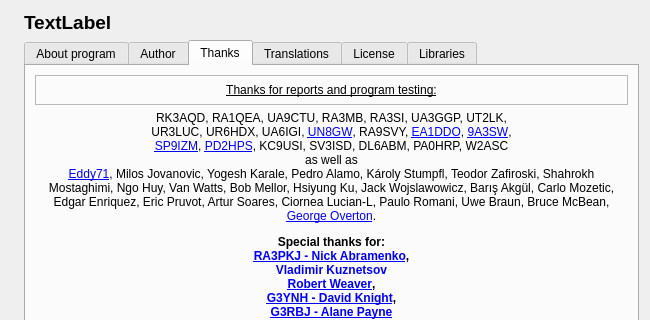
Old version of the form about.ui in the repository radioacoustick/Coil64; both pictures show x 0 to 650 and y 0 to 320 of the 650 by 469 pixel window.
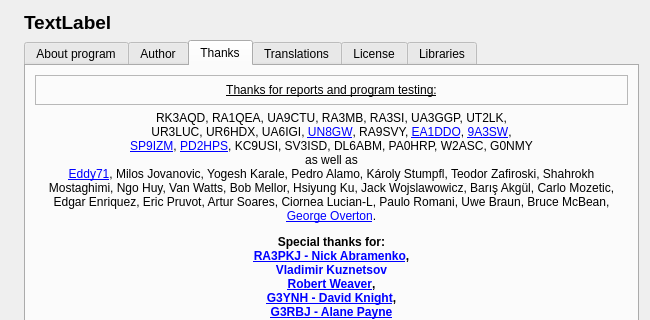
New version of the form. Icons and pictures are not drawn.

Diff of the .ui file:
```diff
--- a/about.ui
+++ b/about.ui
@@ -303,7 +303,7 @@
               </font>
              </property>
              <property name="text">
-              <string notr="true">&lt;html&gt;&lt;head/&gt;&lt;body&gt;&lt;p align=&quot;center&quot;&gt;RK3AQD, RA1QEA, UA9CTU, RA3MB, RA3SI, UA3GGP, UT2LK,&lt;br/&gt;UR3LUC, UR6HDX, UA6IGI, &lt;a href=&quot;http://un8gv.my1.ru/&quot;&gt;&lt;span style=&quot; text-decoration: underline; color:#0000ff;&quot;&gt;UN8GW&lt;/span&gt;&lt;/a&gt;, RA9SVY, &lt;a href=&quot;http://ea1ddo.es/&quot;&gt;&lt;span style=&quot; text-decoration: underline; color:#0000ff;&quot;&gt;EA1DDO&lt;/span&gt;&lt;/a&gt;, &lt;a href=&quot;http://www.qrz.com/db/9A3SW&quot;&gt;&lt;span style=&quot; text-decoration: underline; color:#0000ff;&quot;&gt;9A3SW&lt;/span&gt;&lt;/a&gt;, &lt;br/&gt;&lt;a href=&quot;http://qrz.pl/callbook.asp?f_domena=sp9izm&quot;&gt;&lt;span style=&quot; text-decoration: underline; color:#0000ff;&quot;&gt;SP9IZM&lt;/span&gt;&lt;/a&gt;, &lt;a href=&quot;https://www.qrz.com/db/PD2HPS&quot;&gt;&lt;span style=&quot; text-decoration: underline; color:#0000ff;&quot;&gt;PD2HPS&lt;/span&gt;&lt;/a&gt;, KC9USI, SV3ISD, DL6ABM, PA0HRP, W2ASC&lt;br/&gt;as well as&lt;br/&gt;&lt;a href=&quot;http://www.eddy.com.ua/&quot;&gt;&lt;span style=&quot; text-decoration: underline; color:#0000ff;&quot;&gt;Eddy71&lt;/span&gt;&lt;/a&gt;, Milos Jovanovic, Yogesh Karale, Pedro Alamo, Károly Stumpfl, Teodor Zafiroski, Shahrokh Mostaghimi, Ngo Huy, Van Watts, Bob Mellor, Hsiyung Ku, Jack Wojslawowicz, Barış Akgül, Carlo Mozetic, Edgar Enriquez, Eric Pruvot, Artur Soares, Ciornea Lucian-L, Paulo Romani, Uwe Braun, Bruce McBean, &lt;a href=&quot;https://www.geotech1.com/forums/forum.php&quot;&gt;&lt;span style=&quot; text-decoration: underline; color:#0000ff;&quot;&gt;George Overton&lt;/span&gt;&lt;/a&gt;.&lt;/p&gt;&lt;p align=&quot;center&quot;&gt;&lt;span style=&quot; font-weight:600;&quot;&gt;Special thanks for:&lt;br/&gt;&lt;/span&gt;&lt;a href=&quot;http://www.ra3pkj.ru/&quot;&gt;&lt;span style=&quot; font-weight:600; text-decoration: underline; color:#0000ff;&quot;&gt;RA3PKJ - Nick Abramenko&lt;/span&gt;&lt;/a&gt;&lt;span style=&quot; font-weight:600;&quot;&gt;,&lt;/span&gt;&lt;br/&gt;&lt;span style=&quot; font-weight:600; color:#0000ff;&quot;&gt;Vladimir Kuznetsov&lt;/span&gt;&lt;br/&gt;&lt;a href=&quot;http://electronbunker.ca/eb/index.html&quot;&gt;&lt;span style=&quot; font-weight:600; text-decoration: underline; color:#0000ff;&quot;&gt;Robert Weaver&lt;/span&gt;&lt;/a&gt;&lt;span style=&quot; font-weight:600;&quot;&gt;,&lt;br/&gt;&lt;/span&gt;&lt;a href=&quot;http://www.g3ynh.info/index.html&quot;&gt;&lt;span style=&quot; font-weight:600; text-decoration: underline; color:#0000ff;&quot;&gt;G3YNH - David Knight&lt;/span&gt;&lt;/a&gt;&lt;span style=&quot; font-weight:600;&quot;&gt;,&lt;br/&gt;&lt;/span&gt;&lt;a href=&quot;http://g3rbj.co.uk&quot;&gt;&lt;span style=&quot; font-weight:600; text-decoration: underline; color:#0000ff;&quot;&gt;G3RBJ - Alane Payne&lt;/span&gt;&lt;/a&gt;&lt;/p&gt;&lt;/body&gt;&lt;/html&gt;</string>
+              <string notr="true">&lt;html&gt;&lt;head/&gt;&lt;body&gt;&lt;p align=&quot;center&quot;&gt;RK3AQD, RA1QEA, UA9CTU, RA3MB, RA3SI, UA3GGP, UT2LK,&lt;br/&gt;UR3LUC, UR6HDX, UA6IGI, &lt;a href=&quot;http://un8gv.my1.ru/&quot;&gt;&lt;span style=&quot; text-decoration: underline; color:#0000ff;&quot;&gt;UN8GW&lt;/span&gt;&lt;/a&gt;, RA9SVY, &lt;a href=&quot;http://ea1ddo.es/&quot;&gt;&lt;span style=&quot; text-decoration: underline; color:#0000ff;&quot;&gt;EA1DDO&lt;/span&gt;&lt;/a&gt;, &lt;a href=&quot;http://www.qrz.com/db/9A3SW&quot;&gt;&lt;span style=&quot; text-decoration: underline; color:#0000ff;&quot;&gt;9A3SW&lt;/span&gt;&lt;/a&gt;, &lt;br/&gt;&lt;a href=&quot;http://qrz.pl/callbook.asp?f_domena=sp9izm&quot;&gt;&lt;span style=&quot; text-decoration: underline; color:#0000ff;&quot;&gt;SP9IZM&lt;/span&gt;&lt;/a&gt;, &lt;a href=&quot;https://www.qrz.com/db/PD2HPS&quot;&gt;&lt;span style=&quot; text-decoration: underline; color:#0000ff;&quot;&gt;PD2HPS&lt;/span&gt;&lt;/a&gt;, KC9USI, SV3ISD, DL6ABM, PA0HRP, W2ASC, G0NMY&lt;br/&gt;as well as&lt;br/&gt;&lt;a href=&quot;http://www.eddy.com.ua/&quot;&gt;&lt;span style=&quot; text-decoration: underline; color:#0000ff;&quot;&gt;Eddy71&lt;/span&gt;&lt;/a&gt;, Milos Jovanovic, Yogesh Karale, Pedro Alamo, Károly Stumpfl, Teodor Zafiroski, Shahrokh Mostaghimi, Ngo Huy, Van Watts, Bob Mellor, Hsiyung Ku, Jack Wojslawowicz, Barış Akgül, Carlo Mozetic, Edgar Enriquez, Eric Pruvot, Artur Soares, Ciornea Lucian-L, Paulo Romani, Uwe Braun, Bruce McBean, &lt;a href=&quot;https://www.geotech1.com/forums/forum.php&quot;&gt;&lt;span style=&quot; text-decoration: underline; color:#0000ff;&quot;&gt;George Overton&lt;/span&gt;&lt;/a&gt;.&lt;/p&gt;&lt;p align=&quot;center&quot;&gt;&lt;span style=&quot; font-weight:600;&quot;&gt;Special thanks for:&lt;br/&gt;&lt;/span&gt;&lt;a href=&quot;http://www.ra3pkj.ru/&quot;&gt;&lt;span style=&quot; font-weight:600; text-decoration: underline; color:#0000ff;&quot;&gt;RA3PKJ - Nick Abramenko&lt;/span&gt;&lt;/a&gt;&lt;span style=&quot; font-weight:600;&quot;&gt;,&lt;/span&gt;&lt;br/&gt;&lt;span style=&quot; font-weight:600; color:#0000ff;&quot;&gt;Vladimir Kuznetsov&lt;/span&gt;&lt;br/&gt;&lt;a href=&quot;http://electronbunker.ca/eb/index.html&quot;&gt;&lt;span style=&quot; font-weight:600; text-decoration: underline; color:#0000ff;&quot;&gt;Robert Weaver&lt;/span&gt;&lt;/a&gt;&lt;span style=&quot; font-weight:600;&quot;&gt;,&lt;br/&gt;&lt;/span&gt;&lt;a href=&quot;http://www.g3ynh.info/index.html&quot;&gt;&lt;span style=&quot; font-weight:600; text-decoration: underline; color:#0000ff;&quot;&gt;G3YNH - David Knight&lt;/span&gt;&lt;/a&gt;&lt;span style=&quot; font-weight:600;&quot;&gt;,&lt;br/&gt;&lt;/span&gt;&lt;a href=&quot;http://g3rbj.co.uk&quot;&gt;&lt;span style=&quot; font-weight:600; text-decoration: underline; color:#0000ff;&quot;&gt;G3RBJ - Alane Payne&lt;/span&gt;&lt;/a&gt;&lt;/p&gt;&lt;/body&gt;&lt;/html&gt;</string>
              </property>
              <property name="alignment">
               <set>Qt::AlignLeading|Qt::AlignLeft|Qt::AlignTop</set>
```
